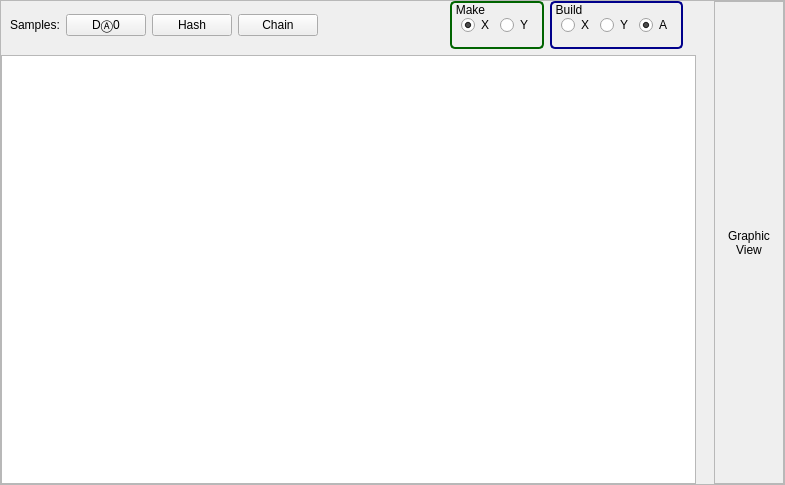
Qt form apps/BlockTool/blockTool.ui (assignonward/aosuite) before a commit.
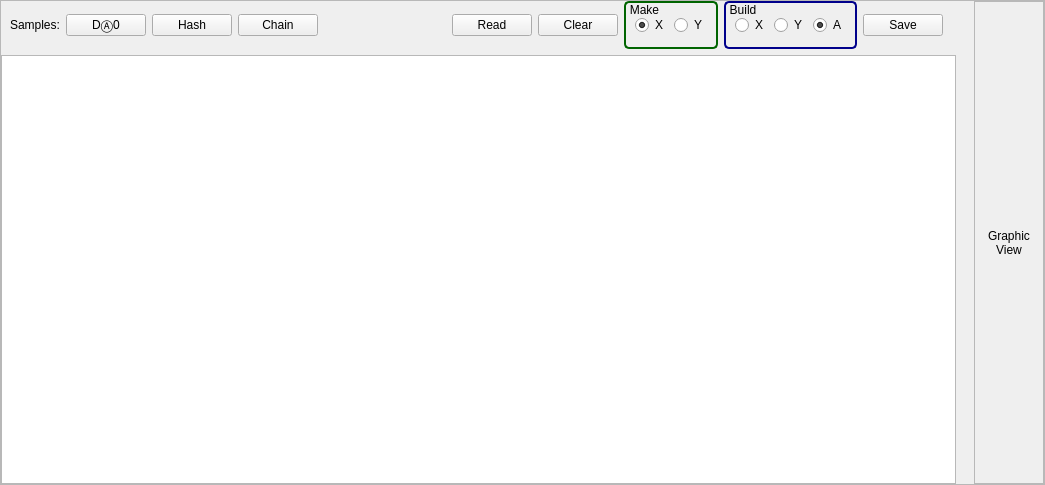
The same form after that commit. Icons and pictures are not drawn.

```diff
--- a/apps/BlockTool/blockTool.ui
+++ b/apps/BlockTool/blockTool.ui
@@ -6,7 +6,7 @@
    <rect>
     <x>0</x>
     <y>0</y>
-    <width>785</width>
+    <width>1045</width>
     <height>485</height>
    </rect>
   </property>
@@ -31,7 +31,7 @@
     <rect>
      <x>0</x>
      <y>0</y>
-     <width>783</width>
+     <width>1043</width>
      <height>483</height>
     </rect>
    </property>
@@ -103,6 +103,20 @@
         </property>
        </spacer>
       </item>
+      <item>
+       <widget class="QPushButton" name="read">
+        <property name="text">
+         <string>Read</string>
+        </property>
+       </widget>
+      </item>
+      <item>
+       <widget class="QPushButton" name="clear">
+        <property name="text">
+         <string>Clear</string>
+        </property>
+       </widget>
+      </item>
       <item>
        <widget class="QGroupBox" name="groupBox">
         <property name="maximumSize">
@@ -213,6 +227,13 @@
         </layout>
        </widget>
       </item>
+      <item>
+       <widget class="QPushButton" name="save">
+        <property name="text">
+         <string>Save</string>
+        </property>
+       </widget>
+      </item>
       <item>
        <widget class="QLabel" name="label">
         <property name="maximumSize">
```
